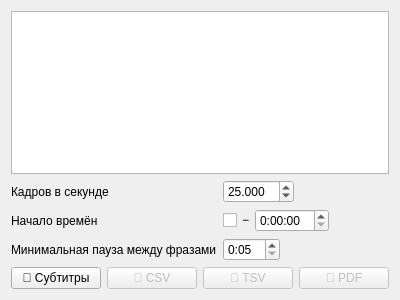
The window that src/mainwindow.ui (PalmtopTiger/DSCreator) describes before a commit, drawn with Qt 5.
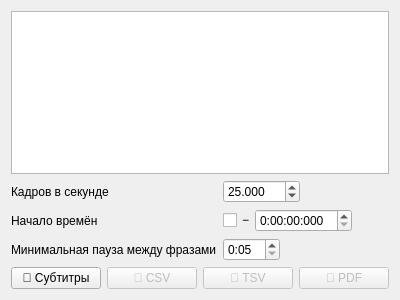
The same window after the commit.

Commit message: Add frames component

The edit to the form file:
```diff
--- a/src/mainwindow.ui
+++ b/src/mainwindow.ui
@@ -42,7 +42,7 @@
          <double>1.000000000000000</double>
         </property>
         <property name="maximum">
-         <double>100.000000000000000</double>
+         <double>1000.000000000000000</double>
         </property>
         <property name="value">
          <double>25.000000000000000</double>
@@ -71,7 +71,7 @@
         <item>
          <widget class="QTimeEdit" name="edTimeStart">
           <property name="displayFormat">
-           <string>H:mm:ss</string>
+           <string>H:mm:ss:zzz</string>
           </property>
          </widget>
         </item>
```
The commit also changes 1 other file.
